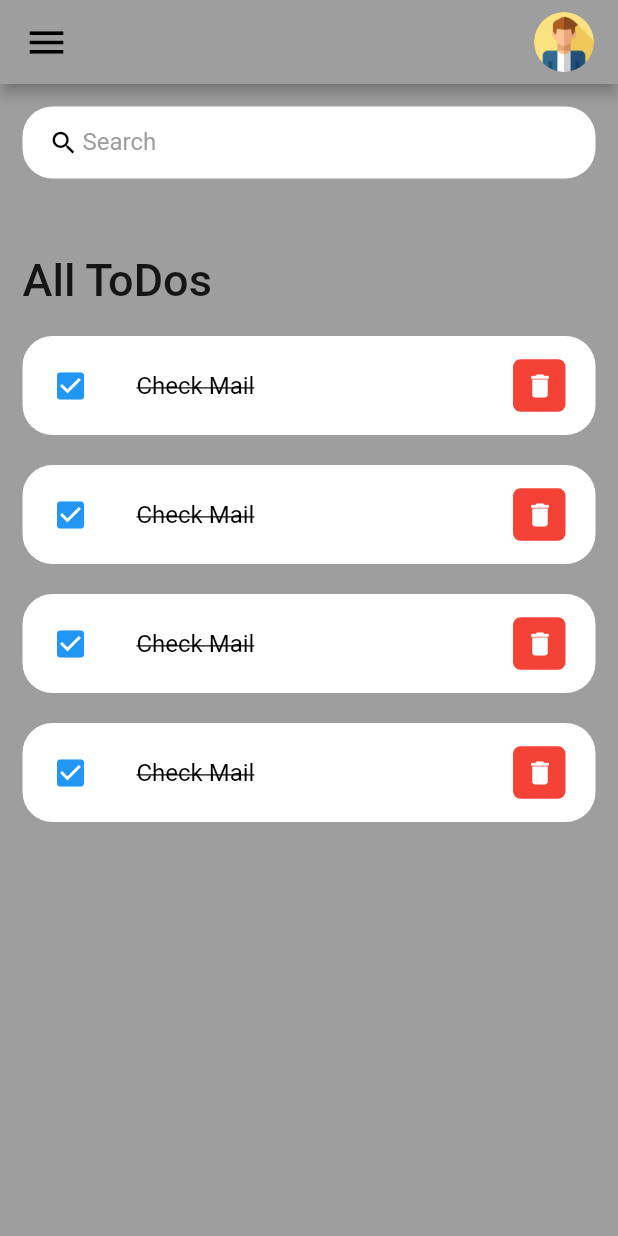
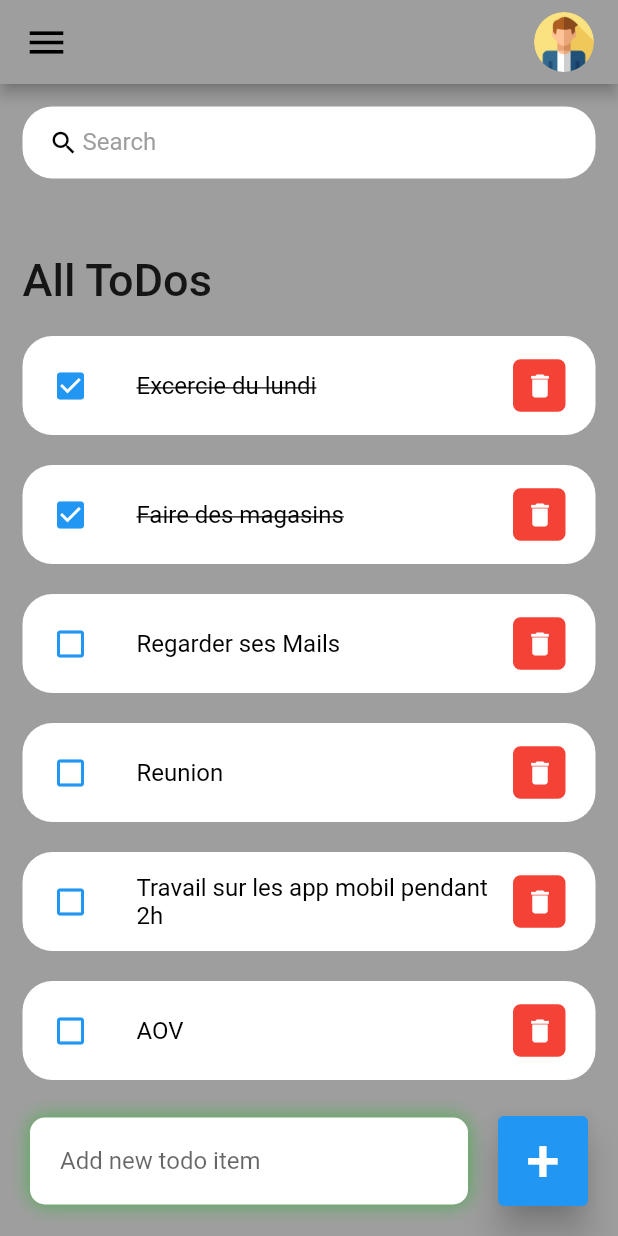
Before and after one commit to AngelPASTORROJAS/todo_app, a Flutter app: the screen it shows after launch, on a phone screen of 412 x 824 dp. Run offline on Flutter 3.47's test engine with Material 2 defaults, Android fonts, the phone set to English and light mode, and no system bars.

Commit message:
feat: ajout visuel pour ajout de item + changement etat lors qu'un tache est coché

```diff
--- a/lib/main.dart
+++ b/lib/main.dart
@@ -10,7 +10,7 @@ class MyApp extends StatelessWidget {
 
   @override
   Widget build(BuildContext context) {
-    return const MaterialApp(
+    return MaterialApp(
       debugShowCheckedModeBanner: false,
       title: 'Todo App',
       home: Home(),
--- /dev/null
+++ b/lib/model/todo.dart
@@ -0,0 +1,22 @@
+class ToDo {
+  String? id;
+  String? todoText;
+  bool isDone;
+
+  ToDo({
+    required this.id,
+    required this.todoText,
+    this.isDone = false,
+  });
+
+  static List<ToDo> todoList() {
+    return [
+      ToDo(id: '01', todoText: 'Excercie du lundi', isDone: true),
+      ToDo(id: '02', todoText: 'Faire des magasins', isDone: true),
+      ToDo(id: '03', todoText: 'Regarder ses Mails'),
+      ToDo(id: '04', todoText: 'Reunion'),
+      ToDo(id: '05', todoText: 'Travail sur les app mobil pendant 2h'),
+      ToDo(id: '06', todoText: 'AOV'),
+    ];
+  }
+}
--- a/lib/screens/home.dart
+++ b/lib/screens/home.dart
@@ -1,16 +1,25 @@
 import 'package:flutter/material.dart';
 import 'package:todo_app/constant/colors.dart';
+import '../model/todo.dart';
 import '../widgets/todo_item.dart';
 
-class Home extends StatelessWidget {
-  const Home({Key? key}) : super(key: key);
+class Home extends StatefulWidget {
+  Home({Key? key}) : super(key: key);
+
+  @override
+  State<Home> createState() => _HomeState();
+}
+
+class _HomeState extends State<Home> {
+  final todosList = ToDo.todoList();
 
   @override
   Widget build(BuildContext context) {
     return Scaffold(
         backgroundColor: tdBGColor,
         appBar: _buildAppBar(),
-      body: Container(
+        body: Stack(children: [
+          Container(
             padding: EdgeInsets.symmetric(horizontal: 15, vertical: 15),
             child: Column(children: [
               searchBox(),
@@ -18,18 +27,71 @@ class Home extends StatelessWidget {
                   child: ListView(
                 children: [
                   Container(
-                margin: EdgeInsets.only(top: 50,bottom: 20),
-                child: Text('All ToDos',style: TextStyle(fontSize: 30, fontWeight: FontWeight.w500),),
+                    margin: EdgeInsets.only(top: 50, bottom: 20),
+                    child: Text(
+                      'All ToDos',
+                      style:
+                          TextStyle(fontSize: 30, fontWeight: FontWeight.w500),
                     ),
-              ToDoItem(),
-              ToDoItem(),
-              ToDoItem(),
-              ToDoItem(),
+                  ),
+                  for (ToDo todoItem in todosList)
+                    ToDoItem(
+                      todo: todoItem,
+                      onToDoChanged: _handleToChange
+                    ),
                 ],
+              ))
+            ]),
+          ),
+          Align(
+            alignment: Alignment.bottomCenter,
+            child: Row(
+              children: [
+                Expanded(
+                  child: Container(
+                    margin: EdgeInsets.only(bottom: 20, right: 20, left: 20),
+                    padding: EdgeInsets.symmetric(horizontal: 20, vertical: 5),
+                    decoration: BoxDecoration(
+                        color: Colors.white,
+                        boxShadow: const [
+                          BoxShadow(
+                            color: Colors.green,
+                            offset: Offset(0.0, 0.0),
+                            blurRadius: 10.0,
+                            spreadRadius: 0.0,
                           )
-      )]),
+                        ],
+                        borderRadius: BorderRadius.circular(10)),
+                    child: TextField(
+                      decoration: InputDecoration(
+                          hintText: 'Add new todo item',
+                          border: InputBorder.none),
                     ),
-    );
+                  ),
+                ),
+                Container(
+                    margin: EdgeInsets.only(bottom: 20, right: 20),
+                    child: ElevatedButton(
+                      child: Text(
+                        '+',
+                        style: TextStyle(fontSize: 40),
+                      ),
+                      onPressed: () {},
+                      style: ElevatedButton.styleFrom(
+                          primary: tdBlue,
+                          minimumSize: Size(60, 60),
+                          elevation: 10),
+                    ))
+              ],
+            ),
+          )
+        ]));
+  }
+
+  void _handleToChange(ToDo todo) {
+    setState(() {
+      todo.isDone = !todo.isDone;
+    });
   }
 
   Widget searchBox() {
--- a/lib/widgets/todo_item.dart
+++ b/lib/widgets/todo_item.dart
@@ -1,8 +1,14 @@
 import 'package:flutter/material.dart';
 import 'package:todo_app/constant/colors.dart';
 
+import '../model/todo.dart';
+
 class ToDoItem extends StatelessWidget {
-  const ToDoItem({super.key});
+  final ToDo todo;
+  final onToDoChanged;
+
+
+  const ToDoItem({super.key, required this.todo, required this.onToDoChanged});
 
   @override
   Widget build(BuildContext context) {
@@ -10,22 +16,23 @@ class ToDoItem extends StatelessWidget {
         margin: EdgeInsets.only(bottom: 20),
         child: ListTile(
           onTap: () {
-            print('Clicked on Todo Item.');
+            // print('Clicked on Todo Item.');
+            onToDoChanged(todo);
           },
           shape:
               RoundedRectangleBorder(borderRadius: BorderRadius.circular(20)),
           contentPadding: EdgeInsets.symmetric(horizontal: 20, vertical: 5),
           tileColor: Colors.white,
           leading: Icon(
-            Icons.check_box,
+            todo.isDone? Icons.check_box : Icons.check_box_outline_blank,
             color: tdBlue,
           ),
           title: Text(
-            'Check Mail',
+            todo.todoText!,
             style: TextStyle(
               fontSize: 16,
               color: tdBlack,
-              decoration: TextDecoration.lineThrough,
+              decoration: todo.isDone? TextDecoration.lineThrough : null,
             ),
           ),
           trailing: Container(
```
Lines whose indentation alone changed are shown as unchanged.
